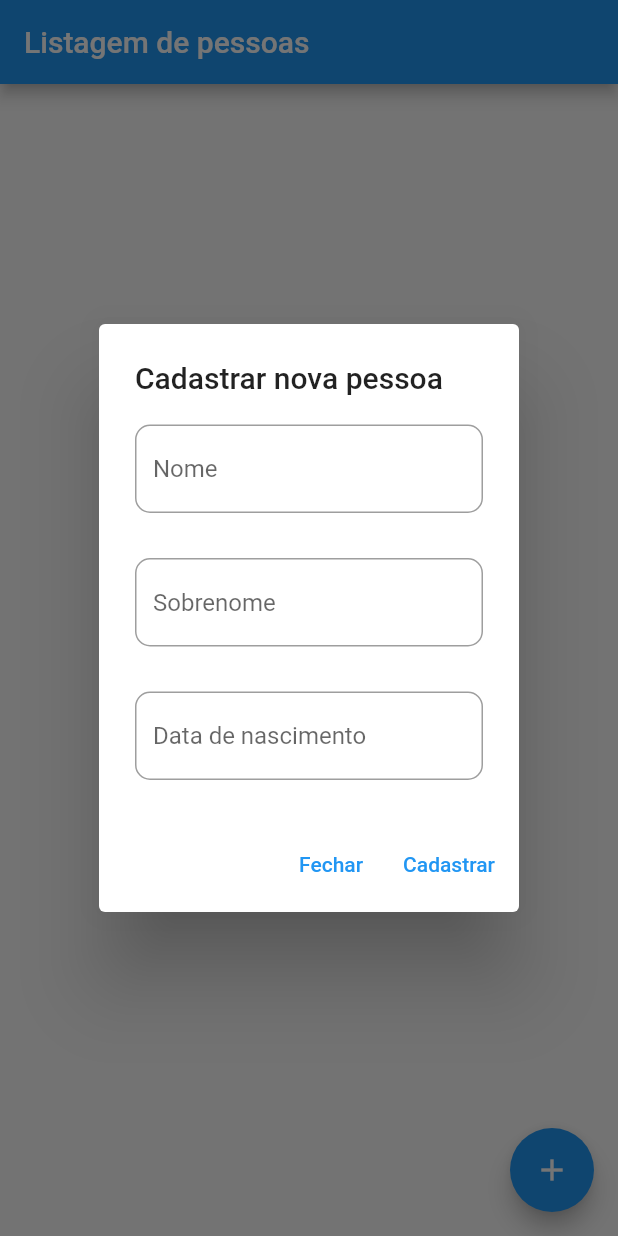
After one commit to llFurtll/notifierx, a Flutter app: the screen it shows after launch, after a tap on the "add" icon, on a phone screen of 412 x 824 dp. The commit adds this screen. Run offline on Flutter 3.47's test engine with Material 2 defaults, Android fonts, the phone set to English and light mode, and no system bars.

```diff
--- a/example/lib/features/person/data/models/person_model.dart
+++ b/example/lib/features/person/data/models/person_model.dart
@@ -7,4 +7,20 @@ class PersonModel extends Person {
     required super.sobrenome,
     required super.dataNascimento
   });
+
+  factory PersonModel.fromMap(Map data) {
+    return PersonModel(
+      id: data["id"],
+      nome: data["nome"],
+      sobrenome: data["sobrenome"],
+      dataNascimento: DateTime.parse(data["dataNascimento"])
+    );
+  }
+
+  Map<int, PersonModel> toJson() {
+    final Map<int, PersonModel> data = {};
+    data[id!] = this;
+
+    return data;
+  }
 }
--- /dev/null
+++ b/example/lib/features/person/presentation/form_person/pages/form_person.dart
@@ -0,0 +1,68 @@
+import 'package:flutter/material.dart';
+
+class FormPerson extends StatelessWidget {
+  const FormPerson({super.key});
+
+  @override
+  Widget build(BuildContext context) {
+    return AlertDialog(
+      title: const Text("Cadastrar nova pessoa"),
+      actions: _buildActions(context),
+      content: _buildContent(),
+    );
+  }
+
+  List<Widget> _buildActions(BuildContext context) {
+    return [
+      TextButton(
+        onPressed: () => Navigator.pop(context),
+        child: const Text("Fechar")
+      ),
+      TextButton(
+        onPressed: () {},
+        child: const Text("Cadastrar")
+      )
+    ];
+  }
+
+  Widget _buildContent() {
+    return Theme(
+      data: ThemeData(
+        inputDecorationTheme: InputDecorationTheme(
+          border: OutlineInputBorder(
+            borderRadius: BorderRadius.circular(10.0)
+          )
+        )
+      ),
+      child: SingleChildScrollView(
+        child: Form(
+          child: Column(
+            mainAxisSize: MainAxisSize.min,
+            children: [
+              TextFormField(
+                keyboardType: TextInputType.name,
+                decoration: const InputDecoration(
+                  hintText: "Nome"
+                ),
+              ),
+              const SizedBox(height: 30.0),
+              TextFormField(
+                keyboardType: TextInputType.name,
+                decoration: const InputDecoration(
+                  hintText: "Sobrenome"
+                ),
+              ),
+              const SizedBox(height: 30.0),
+              TextFormField(
+                keyboardType: TextInputType.datetime,
+                decoration: const InputDecoration(
+                  hintText: "Data de nascimento"
+                ),
+              ),
+            ],
+          )
+        ),
+      )
+    );
+  }
+}
--- a/example/lib/features/person/presentation/list_person/notifiers/list_person_notifier.dart
+++ b/example/lib/features/person/presentation/list_person/notifiers/list_person_notifier.dart
@@ -1,6 +1,7 @@
+import 'dart:io';
+
 import 'package:notifierx/notifierx_listener.dart';
 
-import '../../../../../core/adapters/path_provider_adapter.dart';
 import '../../../../../core/datasource/data_source.dart';
 import '../../../../../core/usecases/usecase.dart';
 import '../../../data/datasources/person_file_data_source.dart';
@@ -39,10 +40,8 @@ class ListPersonNotifier extends NotifierXListener {
   }
 }
 
-ListPersonNotifier createListPersonNotifier() {
-  final pathProvider = PathProviderAdapterImpl();
-  final fileDataSource = FileDataSource(pathProvider: pathProvider);
-  final dataSource = PersonFileDataSourceImpl(fileDataSource);
+ListPersonNotifier createListPersonNotifier(List<dynamic> global) {
+  final dataSource = PersonFileDataSourceImpl(global.whereType<DataSource<File>>().first);
   final repository = PersonRepositoryImpl(dataSource);
   final getFindAllPerson = GetFindAllPerson(repository);
 
--- a/example/lib/features/person/presentation/list_person/pages/list_person.dart
+++ b/example/lib/features/person/presentation/list_person/pages/list_person.dart
@@ -1,6 +1,7 @@
 import 'package:flutter/material.dart';
 import 'package:notifierx/notifierx_obs.dart';
 
+import '../../form_person/pages/form_person.dart';
 import '../notifiers/list_person_notifier.dart';
 
 class ListPerson extends StatelessWidget {
@@ -11,6 +12,7 @@ class ListPerson extends StatelessWidget {
     return Scaffold(
       appBar: _buildAppBar(),
       body: _buildBody(context),
+      floatingActionButton: _buildFab(context),
     );
   }
 
@@ -56,4 +58,11 @@ class ListPerson extends StatelessWidget {
       },
     );
   }
+
+  FloatingActionButton _buildFab(BuildContext context) {
+    return FloatingActionButton(
+      onPressed: () => showDialog(context: context, builder: (innerContext) => const FormPerson()),
+      child: const Icon(Icons.add),
+    );
+  }
 }
--- /dev/null
+++ b/example/lib/global_dependencies.dart
@@ -0,0 +1,11 @@
+import 'core/adapters/path_provider_adapter.dart';
+import 'core/datasource/data_source.dart';
+
+List<dynamic> create() {
+  List<dynamic> dependencies = [];
+
+  dependencies.add(PathProviderAdapterImpl());
+  dependencies.add(FileDataSource(pathProvider: dependencies.whereType().first));
+
+  return dependencies;
+}
--- a/example/lib/main.dart
+++ b/example/lib/main.dart
@@ -3,9 +3,11 @@ import 'package:notifierx/notifierx_dependencies.dart';
 
 import 'features/person/presentation/list_person/pages/list_person.dart';
 import 'features/person/presentation/list_person/notifiers/list_person_notifier.dart';
+import 'global_dependencies.dart';
 
 void main() => runApp(
   NotifierXDependencies(
+    global: create(),
     created: const [
       createListPersonNotifier
     ],
--- a/lib/notifierx_dependencies.dart
+++ b/lib/notifierx_dependencies.dart
@@ -3,17 +3,19 @@ import 'package:flutter/widgets.dart';
 import 'notifierx_listener.dart';
 
 class NotifierXDependencies extends InheritedWidget {
-  final List<NotifierXListener Function()> created;
+  final List<NotifierXListener Function(List<dynamic> global)> created;
+  final List<dynamic> global;
 
   static final dependencies = <NotifierXListener>[];
 
   NotifierXDependencies({
     super.key,
+    this.global = const [],
     required this.created,
     required super.child
   }) {
     for (var function in created) {
-      dependencies.add(function());
+      dependencies.add(function(global));
     }
   }
 
```
Also changed, not shown: example/lib/features/person/data/datasources/person_file_data_source.dart (+13 -6 lines).
